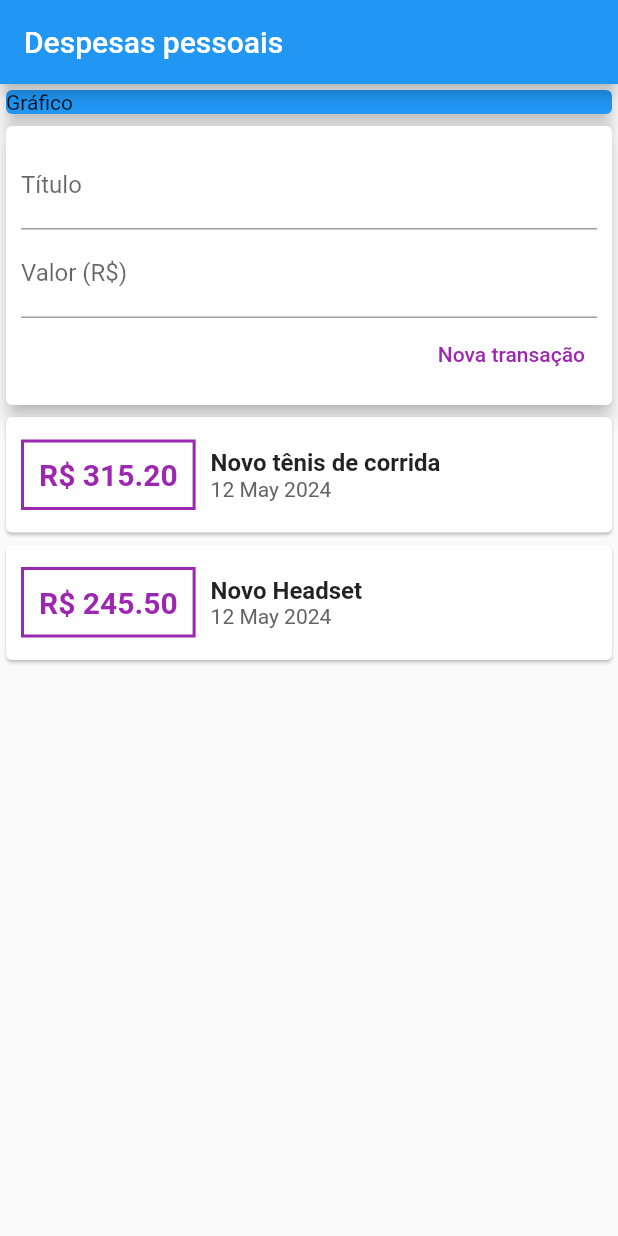
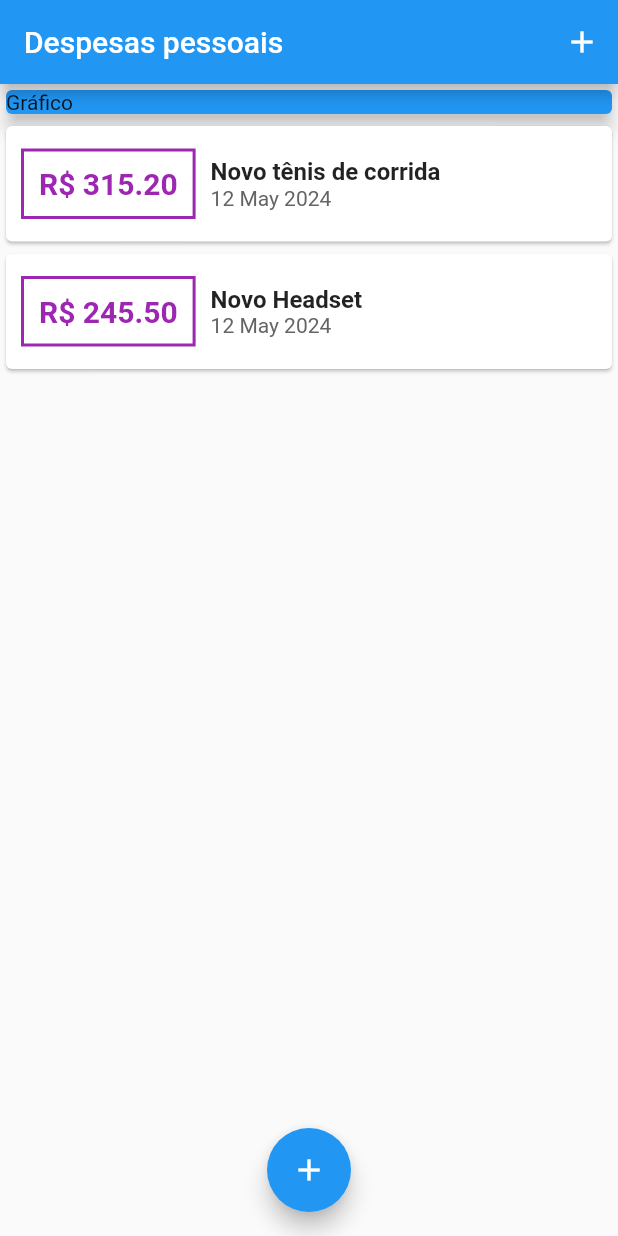
Before and after one commit to Rafa2266/expenses, a Flutter app: the screen it shows after launch, on a phone screen of 412 x 824 dp. Run offline on Flutter 3.47's test engine with Material 2 defaults, Android fonts, the phone set to English and light mode, and no system bars.

```diff
--- a/lib/components/transaction_user.dart
+++ /dev/null
@@ -1,46 +0,0 @@
-import 'dart:math';
-
-import 'package:expenses/components/transaction_form.dart';
-import 'package:expenses/components/transaction_list.dart';
-import 'package:expenses/models/transaction.dart';
-import 'package:flutter/material.dart';
-
-class TransactionUser extends StatefulWidget {
-  const TransactionUser({super.key});
-  @override
-  State<TransactionUser> createState() => _TransactionUserState();
-}
-
-class _TransactionUserState extends State<TransactionUser> {
-  final _transactions = [
-    Transaction(
-        id: 't1',
-        title: 'Novo tênis de corrida',
-        value: 315.20,
-        date: DateTime.now()),
-    Transaction(
-        id: 't2', title: 'Novo Headset', value: 245.50, date: DateTime.now())
-  ];
-
-  _addTransaction(String title, double value) {
-    final newTransaction = Transaction(
-        id: Random().nextDouble().toString(),
-        title: title,
-        value: value,
-        date: DateTime.now());
-
-    setState(() {
-      _transactions.add(newTransaction);
-    });
-  }
-
-  @override
-  Widget build(BuildContext context) {
-    return Column(
-      children: <Widget>[
-        TransactionForm(onSubmit: _addTransaction),
-        TransactionList(_transactions)
-      ],
-    );
-  }
-}
--- a/lib/main.dart
+++ b/lib/main.dart
@@ -1,7 +1,11 @@
-import 'package:expenses/components/transaction_user.dart';
+import 'dart:math';
+
+import 'package:expenses/components/transaction_form.dart';
+import 'package:expenses/components/transaction_list.dart';
+import 'package:expenses/models/transaction.dart';
 import 'package:flutter/material.dart';
 
-main() => runApp(ExpensesApp());
+main() => runApp(const ExpensesApp());
 
 class ExpensesApp extends StatelessWidget {
   const ExpensesApp({super.key});
@@ -14,24 +18,74 @@ class ExpensesApp extends StatelessWidget {
   }
 }
 
-class MyHomePage extends StatelessWidget {
+class MyHomePage extends StatefulWidget {
   const MyHomePage({super.key});
+
+  @override
+  State<MyHomePage> createState() => _MyHomePageState();
+}
+
+class _MyHomePageState extends State<MyHomePage> {
+  _openTransactionFormModal(BuildContext context) {
+    showModalBottomSheet(
+        context: context,
+        builder: (_) {
+          return TransactionForm(onSubmit: _addTransaction);
+        });
+  }
+
+  final _transactions = [
+    Transaction(
+        id: 't1',
+        title: 'Novo tênis de corrida',
+        value: 315.20,
+        date: DateTime.now()),
+    Transaction(
+        id: 't2', title: 'Novo Headset', value: 245.50, date: DateTime.now())
+  ];
+
+  _addTransaction(String title, double value) {
+    final newTransaction = Transaction(
+        id: Random().nextDouble().toString(),
+        title: title,
+        value: value,
+        date: DateTime.now());
+
+    setState(() {
+      _transactions.add(newTransaction);
+    });
+
+    Navigator.of(context).pop();
+  }
 
   @override
   Widget build(BuildContext context) {
     return Scaffold(
-        appBar: AppBar(title: const Text("Despesas pessoais")),
+      appBar: AppBar(
+        title: const Text("Despesas pessoais"),
+        actions: <Widget>[
+          IconButton(
+              onPressed: () => _openTransactionFormModal(context),
+              icon: const Icon(Icons.add))
+        ],
+      ),
       body: SingleChildScrollView(
         child: Column(
           crossAxisAlignment: CrossAxisAlignment.stretch,
-            children: const <Widget>[
-              SizedBox(
+          children: <Widget>[
+            const SizedBox(
               child: Card(
                   color: Colors.blue, elevation: 5, child: Text('Gráfico')),
             ),
-              TransactionUser()
+            TransactionList(_transactions)
           ],
         ),
-        ));
+      ),
+      floatingActionButton: FloatingActionButton(
+        child: const Icon(Icons.add),
+        onPressed: () => _openTransactionFormModal(context),
+      ),
+      floatingActionButtonLocation: FloatingActionButtonLocation.centerFloat,
+    );
   }
 }
```
Also changed, not shown: lib/components/transaction_form.dart (+25 -9 lines). Lines whose indentation alone changed are shown as unchanged.
